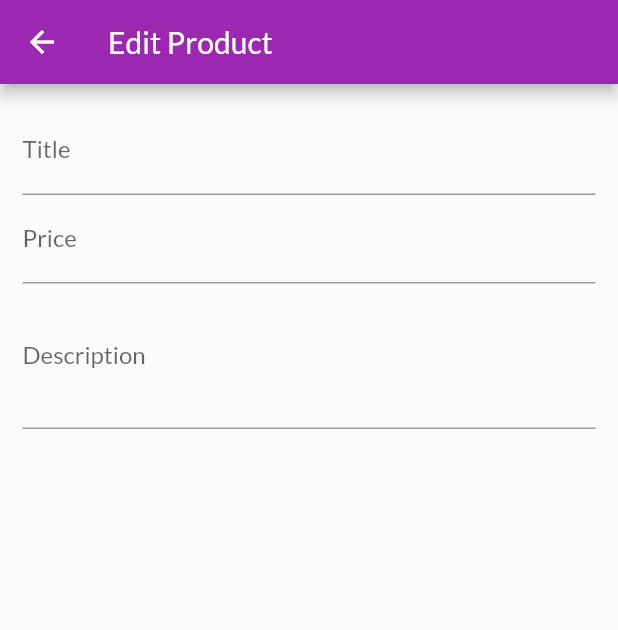
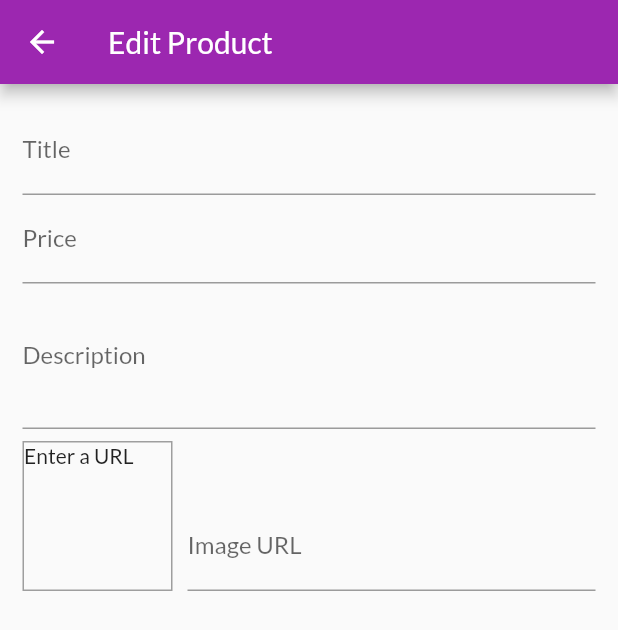
Before and after one commit to scrumptiousdev/flutterShopApp, a Flutter app: the EditProductPage screen opened by its route, on a phone screen of 412 x 824 dp. Shown: the top 630 px of the screen. Run offline on Flutter 3.47's test engine with Material 2 defaults, Android fonts, the phone set to English and light mode, and no system bars; network calls fail.

Commit message:
Image input and preview

```diff
--- a/lib/pages/edit_product_page.dart
+++ b/lib/pages/edit_product_page.dart
@@ -10,12 +10,27 @@ class EditProductPage extends StatefulWidget {
 class _EditProductPageState extends State<EditProductPage> {
   final _priceFocusNode = FocusNode();
   final _descFocusNode = FocusNode();
+  final _imageUrlFocusNode = FocusNode();
+  final _imageUrlController = TextEditingController();
+
+  @override
+  void initState() {
+    _imageUrlFocusNode.addListener(_updateImageUrl);
+    super.initState();
+  }
 
   @override
   void dispose() {
+    _imageUrlFocusNode.removeListener(_updateImageUrl);
     _priceFocusNode.dispose();
     _descFocusNode.dispose();
+    _imageUrlFocusNode.dispose();
+    _imageUrlController.dispose();
     super.dispose();
+  }
+
+  void _updateImageUrl() {
+    if (!_imageUrlFocusNode.hasFocus) setState(() {});
   }
 
   @override
@@ -52,6 +67,40 @@ class _EditProductPageState extends State<EditProductPage> {
                 maxLines: 3,
                 keyboardType: TextInputType.multiline,
                 focusNode: _descFocusNode
+              ),
+              Row(
+                crossAxisAlignment: CrossAxisAlignment.end,
+                children: <Widget>[
+                  Container(
+                    width: 100,
+                    height: 100,
+                    margin: EdgeInsets.only(
+                      top: 8,
+                      right: 10
+                    ),
+                    decoration: BoxDecoration(
+                      border: Border.all(
+                        width: 1,
+                        color: Colors.grey
+                      )
+                    ),
+                    child: _imageUrlController.text.isEmpty ? Text('Enter a URL') : FittedBox(
+                      child: Image.network(_imageUrlController.text),
+                      fit: BoxFit.cover
+                    )
+                  ),
+                  Expanded(
+                    child: TextFormField(
+                      decoration: InputDecoration(
+                        labelText: 'Image URL'
+                      ),
+                      keyboardType: TextInputType.url,
+                      textInputAction: TextInputAction.done,
+                      controller: _imageUrlController,
+                      focusNode: _imageUrlFocusNode
+                    )
+                  )
+                ]
               )
             ]
           )
```
